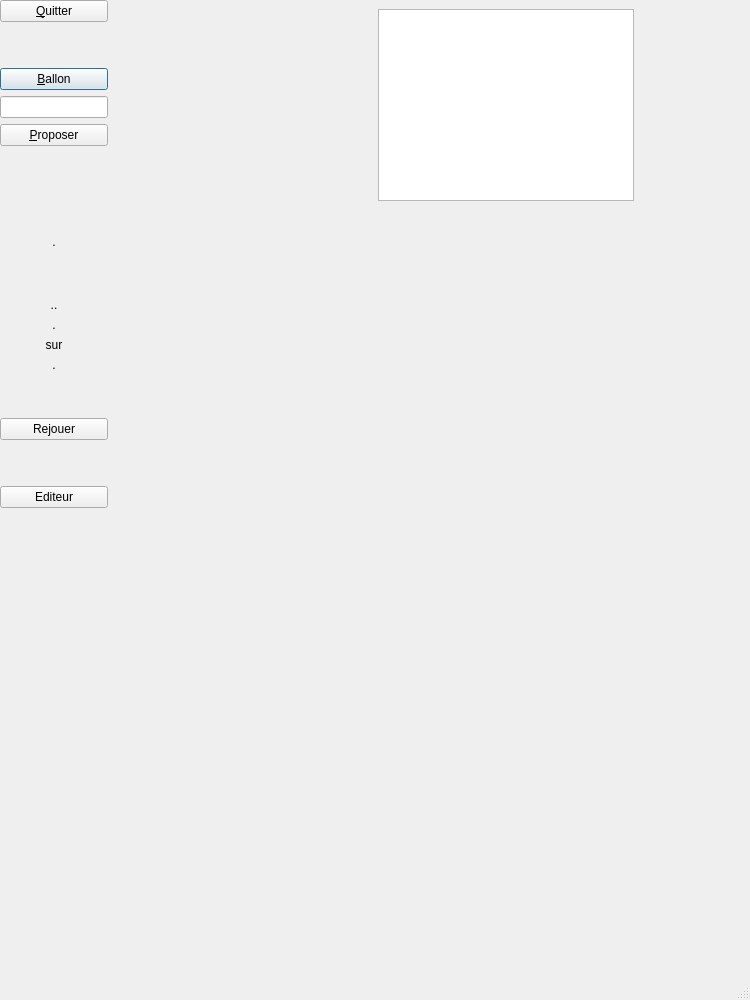
Above: exercice.ui from Txikilinux/leterrier-calculment before the change. Below: the same form after it.
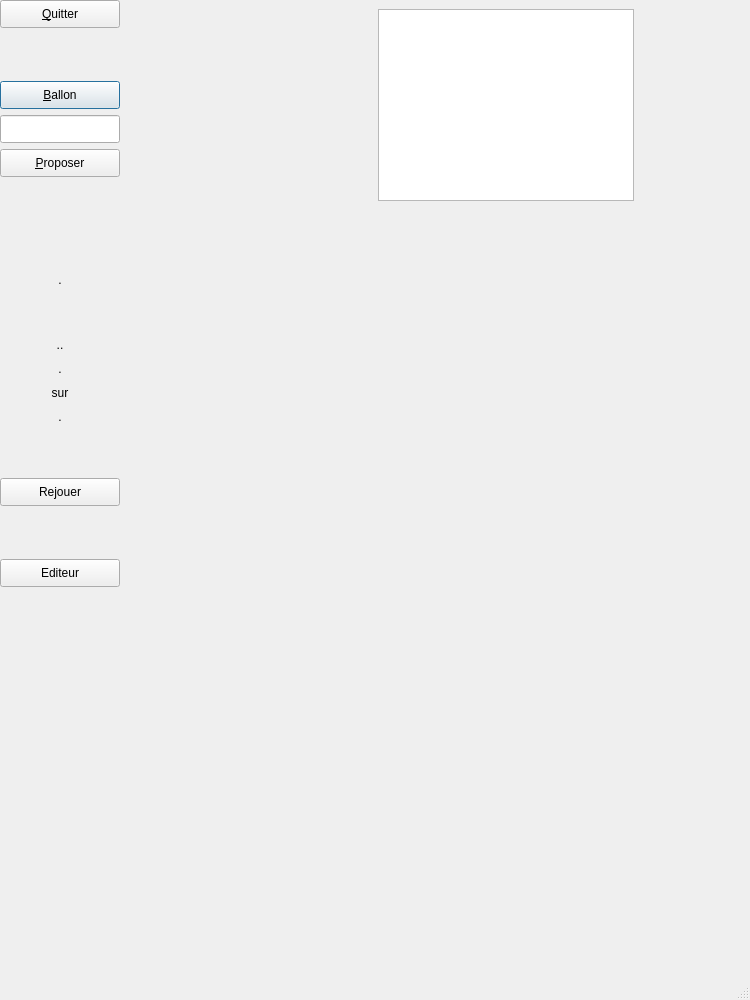
That is the form after the change.

Commit message: tailles minimum aux boutons

The edit to the form file:
```diff
--- a/exercice.ui
+++ b/exercice.ui
@@ -48,13 +48,27 @@
      <enum>Qt::ScrollBarAlwaysOff</enum>
     </property>
    </widget>
-   <widget class="QWidget" name="">
+   <widget class="QWidget" name="layoutWidget">
+    <property name="geometry">
+     <rect>
+      <x>0</x>
+      <y>0</y>
+      <width>124</width>
+      <height>634</height>
+     </rect>
+    </property>
     <layout class="QVBoxLayout" name="verticalLayout_3">
      <property name="sizeConstraint">
       <enum>QLayout::SetNoConstraint</enum>
      </property>
      <item>
       <widget class="QPushButton" name="btnQuitter">
+       <property name="minimumSize">
+        <size>
+         <width>0</width>
+         <height>28</height>
+        </size>
+       </property>
        <property name="maximumSize">
         <size>
          <width>120</width>
@@ -86,6 +100,12 @@
        </property>
        <item>
         <widget class="QPushButton" name="btnBallon">
+         <property name="minimumSize">
+          <size>
+           <width>0</width>
+           <height>28</height>
+          </size>
+         </property>
          <property name="maximumSize">
           <size>
            <width>120</width>
@@ -102,6 +122,12 @@
        </item>
        <item>
         <widget class="QLineEdit" name="leResultat">
+         <property name="minimumSize">
+          <size>
+           <width>0</width>
+           <height>28</height>
+          </size>
+         </property>
          <property name="maximumSize">
           <size>
            <width>120</width>
@@ -112,6 +138,12 @@
        </item>
        <item>
         <widget class="QPushButton" name="btnFeu">
+         <property name="minimumSize">
+          <size>
+           <width>0</width>
+           <height>28</height>
+          </size>
+         </property>
          <property name="maximumSize">
           <size>
            <width>120</width>
@@ -164,6 +196,12 @@
        </item>
        <item>
         <widget class="QLabel" name="lblMsg">
+         <property name="minimumSize">
+          <size>
+           <width>0</width>
+           <height>18</height>
+          </size>
+         </property>
          <property name="maximumSize">
           <size>
            <width>120</width>
@@ -180,6 +218,12 @@
        </item>
        <item>
         <widget class="QLabel" name="lblPoints">
+         <property name="minimumSize">
+          <size>
+           <width>0</width>
+           <height>18</height>
+          </size>
+         </property>
          <property name="maximumSize">
           <size>
            <width>120</width>
@@ -196,6 +240,12 @@
        </item>
        <item>
         <widget class="QLabel" name="lblSur">
+         <property name="minimumSize">
+          <size>
+           <width>0</width>
+           <height>18</height>
+          </size>
+         </property>
          <property name="maximumSize">
           <size>
            <width>120</width>
@@ -212,6 +262,12 @@
        </item>
        <item>
         <widget class="QLabel" name="lblTotal">
+         <property name="minimumSize">
+          <size>
+           <width>0</width>
+           <height>18</height>
+          </size>
+         </property>
          <property name="maximumSize">
           <size>
            <width>120</width>
@@ -243,9 +299,15 @@
      </item>
      <item>
       <widget class="QPushButton" name="btnRejouer">
+       <property name="minimumSize">
+        <size>
+         <width>0</width>
+         <height>28</height>
+        </size>
+       </property>
        <property name="maximumSize">
         <size>
-         <width>16777215</width>
+         <width>120</width>
          <height>40</height>
         </size>
        </property>
@@ -272,9 +334,15 @@
      </item>
      <item>
       <widget class="QPushButton" name="btnEditeur">
+       <property name="minimumSize">
+        <size>
+         <width>0</width>
+         <height>28</height>
+        </size>
+       </property>
        <property name="maximumSize">
         <size>
-         <width>16777215</width>
+         <width>120</width>
          <height>40</height>
         </size>
        </property>
```
